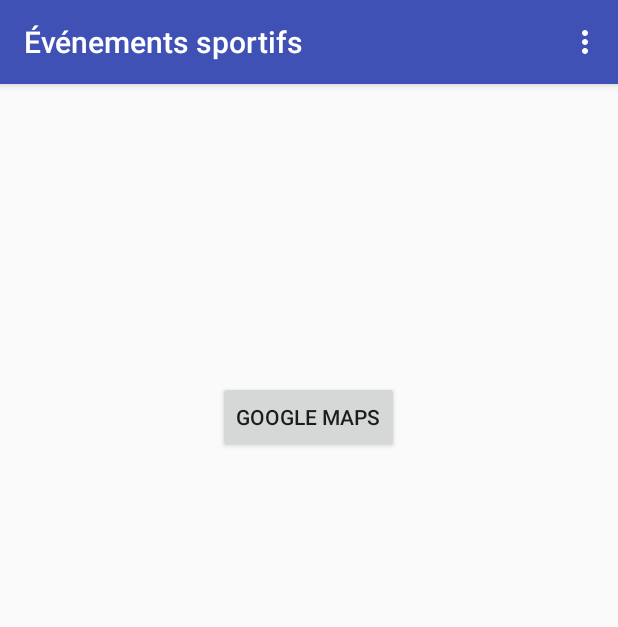
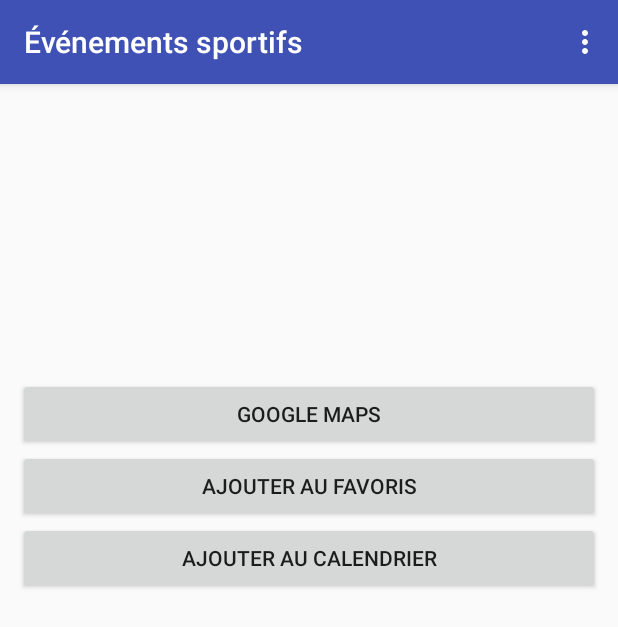
Before and after one commit to Yzaky/ProjectAndroidEvents, an Android app: the DetailsEvents screen opened directly, with no data from a screen before it, on a phone screen of 412 x 824 dp. Shown: the top 627 px of the screen. Run offline under Robolectric (Android 15) with nearby library versions, the phone set to English and light mode, and no system bars; network calls fail.

Commit message:
Test premier push

```diff
--- a/app/src/main/java/etien/projectandroidevents/CalendarAPI.java
+++ b/app/src/main/java/etien/projectandroidevents/CalendarAPI.java
@@ -64,5 +64,5 @@ public class CalendarAPI extends AppCompatActivity {
     }
 */
 
-    }
+
 }
--- a/app/src/main/res/layout/activity_details_events.xml
+++ b/app/src/main/res/layout/activity_details_events.xml
@@ -1,22 +1,22 @@
 <?xml version="1.0" encoding="utf-8"?>
 <ScrollView xmlns:android="http://schemas.android.com/apk/res/android"
+    xmlns:tools="http://schemas.android.com/tools"
     android:layout_width="fill_parent"
 android:layout_height="fill_parent" >
 
-<RelativeLayout
+    <LinearLayout
         android:layout_width="fill_parent"
         android:layout_height="wrap_content"
-    android:padding="12dp" >
+        android:orientation="vertical"
+        android:padding="12dp">
 
 
         <TextView
             android:id="@+id/textViewTitle"
             android:layout_width="wrap_content"
             android:layout_height="wrap_content"
-        android:layout_alignParentTop="true"
-        android:layout_centerHorizontal="true"
             android:layout_marginTop="45dp"
-        android:text="title"
+            android:text="@string/title"
             android:textSize="24sp" />
 
         <TextView
@@ -24,29 +24,37 @@ android:layout_height="fill_parent" >
             android:layout_width="wrap_content"
             android:layout_height="wrap_content"
             android:layout_marginTop="17dp"
-        android:text="starttime"
-        android:textSize="18sp"
-        android:layout_below="@+id/textViewTitle"
-        android:layout_centerHorizontal="true" />
+            android:text="@string/starttime"
+            android:textSize="18sp" />
 
         <TextView
             android:id="@+id/textViewDescription"
             android:layout_width="wrap_content"
             android:layout_height="wrap_content"
-        android:layout_below="@+id/textViewStarttime"
-        android:layout_centerHorizontal="true"
+            android:layout_marginBottom="75dp"
             android:layout_marginTop="19dp"
-        android:layout_marginBottom="75dp"
-        android:text="description" />
+            android:text="@string/description" />
 
         <Button
             android:id="@+id/buttonGoogleMaps"
-        android:layout_width="wrap_content"
-        android:layout_height="wrap_content"
-        android:text="Google maps"
-        android:layout_alignParentBottom="true"
-        android:layout_centerHorizontal="true" />
+            android:layout_width="match_parent"
+            android:layout_height="match_parent"
+            android:layout_marginTop="-50dp"
+            android:text="@string/google_maps"
+            tools:ignore="DuplicateIds" />
 
-</RelativeLayout>
+        <Button
+            android:id="@+id/buttonFavoris"
+            android:layout_width="match_parent"
+            android:layout_height="match_parent"
+            android:text="@string/ajouter_au_favoris" />
+
+        <Button
+            android:id="@+id/buttonCalendrier"
+            android:layout_width="match_parent"
+            android:layout_height="match_parent"
+            android:text="@string/ajouter_au_calendrier" />
+
+    </LinearLayout>
 
 </ScrollView>
--- a/app/src/main/res/values/strings.xml
+++ b/app/src/main/res/values/strings.xml
@@ -4,4 +4,10 @@
     <string name="calendrier">Votre calendrier</string>
     <string name="listevents">Événements sportifs cette semaine</string>
     <string name="title_activity_geolocalisation">Geolocalisation</string>
+    <string name="google_maps">Google maps</string>
+    <string name="description">description</string>
+    <string name="starttime">starttime</string>
+    <string name="title">title</string>
+    <string name="ajouter_au_calendrier">Ajouter au Calendrier</string>
+    <string name="ajouter_au_favoris">Ajouter au favoris</string>
 </resources>
```
Lines whose indentation alone changed are shown as unchanged.
